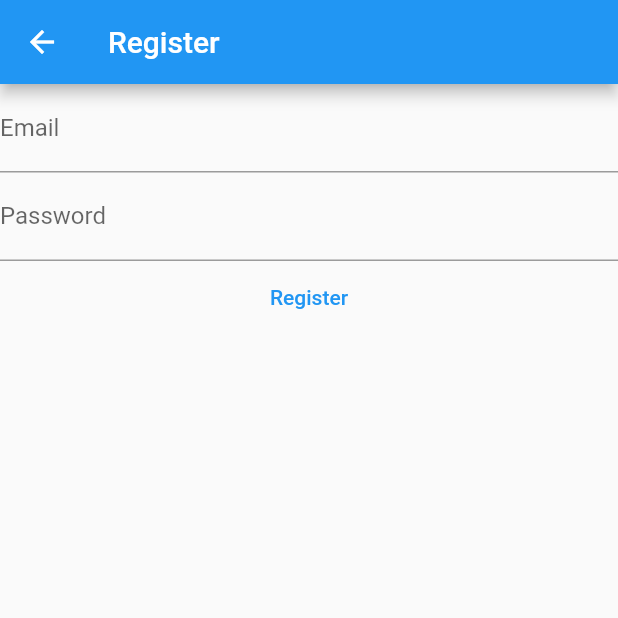
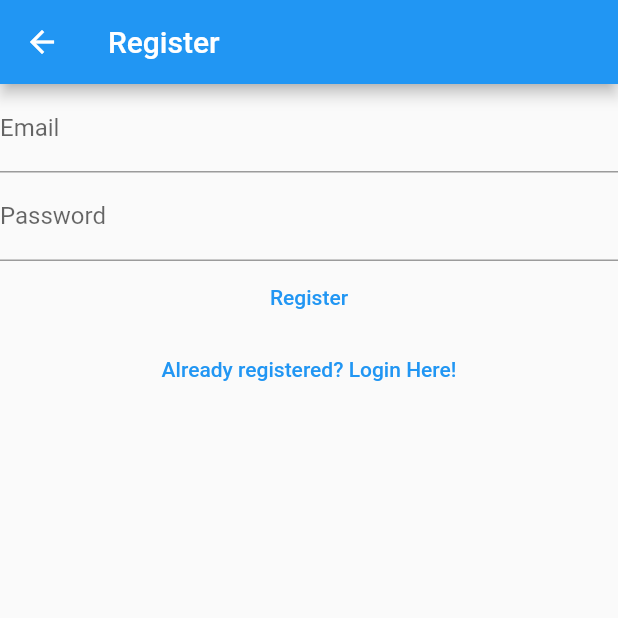
Before and after one commit to Butkii/Flutter-QuickNote, a Flutter app: the RegisterView screen opened directly, on a phone screen of 412 x 824 dp, the top half of it. Run offline on Flutter 3.47's test engine with Material 2 defaults, Android fonts, the phone set to English and light mode, and no system bars; our stand-ins replace firebase_auth, firebase_core; accounts and stored records are empty.

Commit message:
Setup email verification and link views
Setup feature to allow user to verify email
Add named routes to link login and register views

```diff
--- a/lib/views/register_view.dart
+++ b/lib/views/register_view.dart
@@ -1,7 +1,5 @@
 import 'package:firebase_auth/firebase_auth.dart';
-import 'package:firebase_core/firebase_core.dart';
 import 'package:flutter/material.dart';
-import 'package:mynotes/firebase_options.dart';
 
 class RegisterView extends StatefulWidget {
   const RegisterView({Key? key}) : super(key: key);
@@ -34,14 +32,7 @@ class _RegisterViewState extends State<RegisterView> {
       appBar: AppBar(
         title: const Text('Register'),
       ),
-      body: FutureBuilder(
-        future: Firebase.initializeApp(
-          options: DefaultFirebaseOptions.currentPlatform,
-        ),
-        builder: (context, snapshot) {
-          switch (snapshot.connectionState) {
-            case ConnectionState.done:
-              return Column(
+      body: Column(
         children: [
           TextField(
             controller: _email,
@@ -78,19 +69,18 @@ class _RegisterViewState extends State<RegisterView> {
                   print('The password is too weak.');
                 } else if (e.code == 'invalid-email') {
                   print('The email is invalid.');
-                        } else {
-                          print('Something went wrong!');
                 }
               }
             },
             child: const Text('Register'),
           ),
+          TextButton(
+              onPressed: () {
+                Navigator.of(context)
+                    .pushNamedAndRemoveUntil('/login', (route) => false);
+              },
+              child: const Text('Already registered? Login Here!')),
         ],
-              );
-            default:
-              return const Text('Loading...');
-          }
-        },
       ),
     );
   }
```
Also changed, not shown: lib/main.dart (+48 -13 lines), lib/views/login_view.dart (+8 -19 lines), lib/views/verifyemail_view.dart (added, +31 -0 lines). Lines whose indentation alone changed are shown as unchanged.
